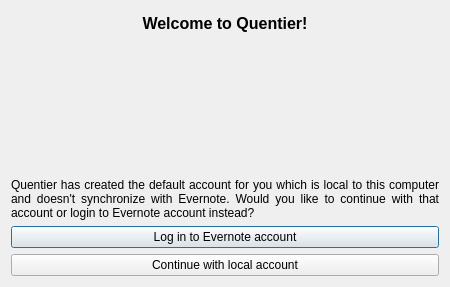
This is src/dialogs/WelcomeToQuentierDialog.ui in d1vanov/quentier as Qt 5 draws it before an edit. The edited form follows.
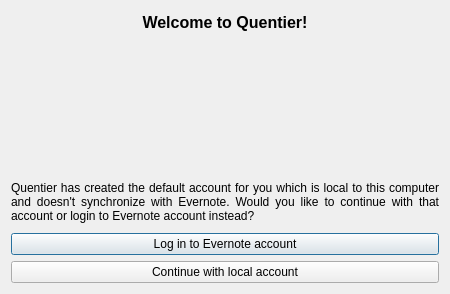
This is the edited form. Icons and pictures are not drawn.

Commit message: Issue #139: finalize the implementation of greeter dialog

The edit to the form file:
```diff
--- a/src/dialogs/WelcomeToQuentierDialog.ui
+++ b/src/dialogs/WelcomeToQuentierDialog.ui
@@ -16,6 +16,12 @@
   <layout class="QVBoxLayout" name="verticalLayout">
    <item>
     <widget class="QLabel" name="welcomeToQuentierLabel">
+     <property name="minimumSize">
+      <size>
+       <width>0</width>
+       <height>24</height>
+      </size>
+     </property>
      <property name="text">
       <string>&lt;html&gt;&lt;head/&gt;&lt;body&gt;&lt;p align=&quot;center&quot;&gt;&lt;span style=&quot; font-size:12pt; font-weight:600;&quot;&gt;Welcome to Quentier!&lt;/span&gt;&lt;/p&gt;&lt;/body&gt;&lt;/html&gt;</string>
      </property>
@@ -23,6 +29,12 @@
    </item>
    <item>
     <widget class="QLabel" name="quentierLogoLabel">
+     <property name="sizePolicy">
+      <sizepolicy hsizetype="Preferred" vsizetype="Minimum">
+       <horstretch>0</horstretch>
+       <verstretch>0</verstretch>
+      </sizepolicy>
+     </property>
      <property name="minimumSize">
       <size>
        <width>0</width>
@@ -42,6 +54,12 @@
    </item>
    <item>
     <widget class="QLabel" name="descriptionLabel">
+     <property name="minimumSize">
+      <size>
+       <width>0</width>
+       <height>50</height>
+      </size>
+     </property>
      <property name="text">
       <string>&lt;html&gt;&lt;head/&gt;&lt;body&gt;&lt;p align=&quot;justify&quot;&gt;Quentier has created the default account for you which is local to this computer and doesn't synchronize with Evernote. Would you like to continue with that account or login to Evernote account instead?&lt;/p&gt;&lt;/body&gt;&lt;/html&gt;</string>
      </property>
```
The commit also changes 7 other files.
